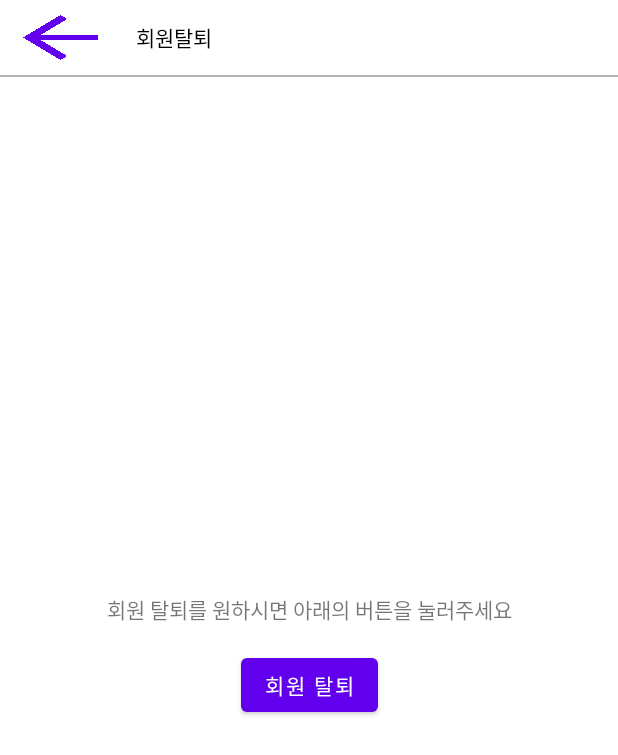
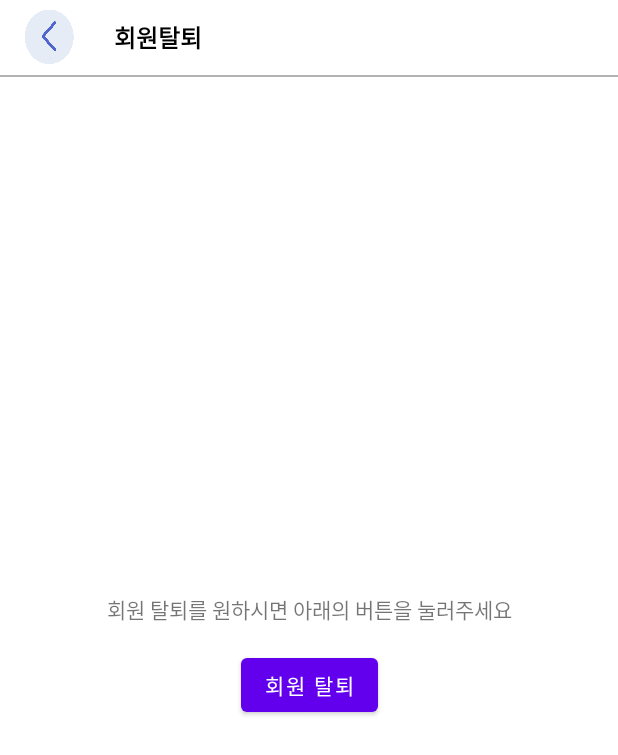
Before and after one commit to PNU-2020-team4/Book-Review-Platform-Front-End, an Android app: the WithdrawalActivity screen opened directly, with no data from a screen before it, on a phone screen of 412 x 824 dp. Shown: the top 755 px of the screen. Run offline under Robolectric (Android 15) with nearby library versions, the phone set to English and light mode, and no system bars; 1 statement that could not run was skipped.

Commit message:
button tag has been changed

```diff
--- a/app/src/main/java/com/example/bookreview/ui/search/SearchActivity.kt
+++ b/app/src/main/java/com/example/bookreview/ui/search/SearchActivity.kt
@@ -8,9 +8,6 @@ import androidx.appcompat.app.AppCompatActivity
 import androidx.appcompat.widget.SearchView
 import androidx.lifecycle.Observer
 import com.example.bookreview.R
-import com.example.bookreview.book.Book
-import com.example.bookreview.repository.ServerRepository
-import com.example.bookreview.repository.ServerRepositoryImpl
 import com.example.bookreview.ui.book.BookInformationActivity
 import com.example.bookreview.viewModel.HistoryViewModel
 import com.example.bookreview.viewModel.SearchViewModel
--- a/app/src/main/res/layout/activity_withdrawal.xml
+++ b/app/src/main/res/layout/activity_withdrawal.xml
@@ -16,21 +16,23 @@
         app:layout_constraintTop_toTopOf="parent"
         app:layout_constraintEnd_toEndOf="parent">
 
-        <Button
+        <ImageButton
             android:id="@+id/withdrawal_back_button"
-            android:layout_width="50dp"
-            android:layout_height="match_parent"
+            android:layout_width="35dp"
+            android:layout_height="40dp"
             android:layout_marginStart="15dp"
             android:layout_marginTop="10dp"
             android:layout_marginEnd="15dp"
             android:layout_marginBottom="10dp"
-            android:background="@drawable/back_button" />
+            android:background="@drawable/back_button_2" />
 
         <TextView
             android:id="@+id/textView1"
             android:layout_width="wrap_content"
             android:layout_height="wrap_content"
             android:layout_marginStart="10dp"
+            android:textStyle="bold"
+            android:textSize="16sp"
             android:textColor="@color/black"
             android:text="회원탈퇴" />
     </LinearLayout>
```
